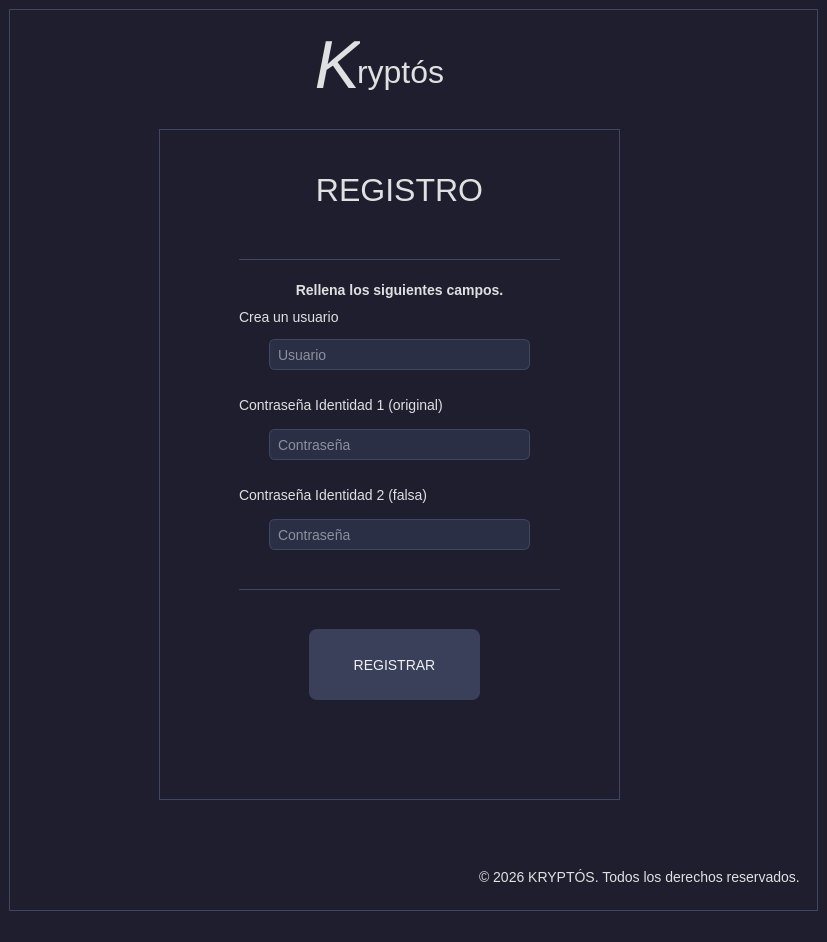
This is app/ui/sesion_ui/registro_mainwindow_ui.ui in DanielC027/modular-escritorio as Qt 5 draws it before an edit. The edited form follows.
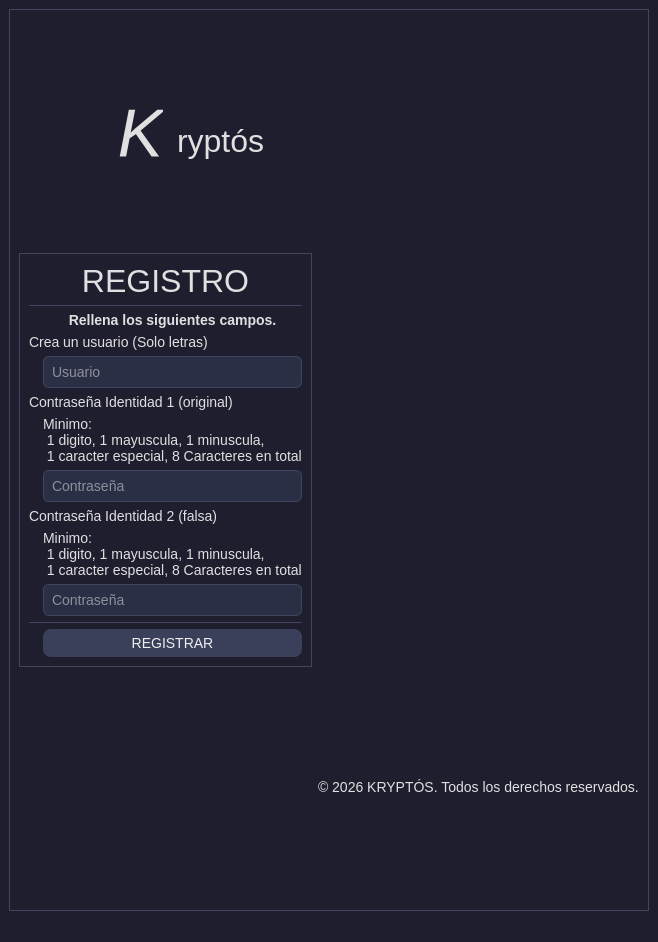
This is the edited form. Icons and pictures are not drawn.

Commit message: chng: window size of session and sign in changed

What changed in the file:
```diff
--- a/app/ui/sesion_ui/registro_mainwindow_ui.ui
+++ b/app/ui/sesion_ui/registro_mainwindow_ui.ui
@@ -9,7 +9,7 @@
    <rect>
     <x>0</x>
     <y>0</y>
-    <width>827</width>
+    <width>655</width>
     <height>942</height>
    </rect>
   </property>
@@ -140,84 +140,66 @@
       <property name="title">
        <string/>
       </property>
+      <layout class="QGridLayout" name="gridLayout_2">
+       <item row="0" column="0">
+        <widget class="QLabel" name="label_28">
+         <property name="font">
+          <font>
+           <family>Segoe UI</family>
+           <pointsize>-1</pointsize>
+           <italic>true</italic>
+           <bold>false</bold>
+          </font>
+         </property>
+         <property name="styleSheet">
+          <string notr="true">QWidget {
+    background-color: transparent;
+}
+QLabel {
+    font-size: 68px;
+}</string>
+         </property>
+         <property name="text">
+          <string>K</string>
+         </property>
+         <property name="alignment">
+          <set>Qt::AlignmentFlag::AlignRight|Qt::AlignmentFlag::AlignTrailing|Qt::AlignmentFlag::AlignVCenter</set>
+         </property>
+        </widget>
+       </item>
+       <item row="0" column="1">
+        <widget class="QLabel" name="label_27">
+         <property name="font">
+          <font>
+           <family>Segoe UI</family>
+           <pointsize>-1</pointsize>
+          </font>
+         </property>
+         <property name="styleSheet">
+          <string notr="true">QWidget {
+    background-color: transparent;
+}
+ QLabel {
+    font-size: 32px;
+margin-top:15px;
+}</string>
+         </property>
+         <property name="text">
+          <string>ryptós</string>
+         </property>
+         <property name="alignment">
+          <set>Qt::AlignmentFlag::AlignLeading|Qt::AlignmentFlag::AlignLeft|Qt::AlignmentFlag::AlignVCenter</set>
+         </property>
+        </widget>
+       </item>
+       <item row="1" column="0" colspan="2">
       <widget class="QGroupBox" name="groupBox_2">
-       <property name="geometry">
-        <rect>
-         <x>150</x>
-         <y>120</y>
-         <width>461</width>
-         <height>671</height>
-        </rect>
-       </property>
        <property name="title">
         <string/>
        </property>
-       <widget class="QLineEdit" name="contrasena_1_lineEdit">
-        <property name="geometry">
-         <rect>
-          <x>110</x>
-          <y>300</y>
-          <width>261</width>
-          <height>31</height>
-         </rect>
-        </property>
-        <property name="inputMask">
-         <string/>
-        </property>
-        <property name="text">
-         <string/>
-        </property>
-        <property name="maxLength">
-         <number>30</number>
-        </property>
-        <property name="echoMode">
-         <enum>QLineEdit::EchoMode::Password</enum>
-        </property>
-        <property name="placeholderText">
-         <string>Contraseña</string>
-        </property>
-        <property name="clearButtonEnabled">
-         <bool>false</bool>
-        </property>
-       </widget>
-       <widget class="QLineEdit" name="usuario_lineEdit">
-        <property name="geometry">
-         <rect>
-          <x>110</x>
-          <y>210</y>
-          <width>261</width>
-          <height>31</height>
-         </rect>
-        </property>
-        <property name="text">
-         <string/>
-        </property>
-        <property name="placeholderText">
-         <string>Usuario</string>
-        </property>
-       </widget>
-       <widget class="QPushButton" name="registrar_pushButton">
-        <property name="geometry">
-         <rect>
-          <x>150</x>
-          <y>500</y>
-          <width>171</width>
-          <height>71</height>
-         </rect>
-        </property>
-        <property name="text">
-         <string>REGISTRAR</string>
-        </property>
-       </widget>
+         <layout class="QFormLayout" name="formLayout">
+          <item row="0" column="0" colspan="2">
        <widget class="QLabel" name="label">
-        <property name="geometry">
-         <rect>
-          <x>80</x>
-          <y>40</y>
-          <width>321</width>
-          <height>41</height>
-         </rect>
-        </property>
         <property name="font">
          <font>
           <family>Segoe UI</family>
@@ -236,15 +218,9 @@
          <set>Qt::AlignmentFlag::AlignCenter</set>
         </property>
        </widget>
+          </item>
+          <item row="1" column="0" colspan="2">
        <widget class="Line" name="line">
-        <property name="geometry">
-         <rect>
-          <x>80</x>
-          <y>130</y>
-          <width>321</width>
-          <height>1</height>
-         </rect>
-        </property>
         <property name="styleSheet">
          <string notr="true">QFrame {
     border: none;
@@ -256,15 +232,33 @@
          <enum>Qt::Orientation::Horizontal</enum>
         </property>
        </widget>
+          </item>
+          <item row="2" column="1">
+           <widget class="QLabel" name="label_8">
+            <property name="font">
+             <font>
+              <family>Segoe UI</family>
+              <pointsize>-1</pointsize>
+              <bold>true</bold>
+             </font>
+            </property>
+            <property name="text">
+             <string>Rellena los siguientes campos.</string>
+            </property>
+            <property name="alignment">
+             <set>Qt::AlignmentFlag::AlignCenter</set>
+            </property>
+           </widget>
+          </item>
+          <item row="3" column="0" colspan="2">
+           <widget class="QLabel" name="label_7">
+            <property name="text">
+             <string>Crea un usuario (Solo letras)</string>
+            </property>
+           </widget>
+          </item>
+          <item row="4" column="0">
        <widget class="QLabel" name="label_2">
-        <property name="geometry">
-         <rect>
-          <x>80</x>
-          <y>210</y>
-          <width>21</width>
-          <height>21</height>
-         </rect>
-        </property>
         <property name="text">
          <string/>
         </property>
@@ -275,80 +269,98 @@
          <bool>true</bool>
         </property>
        </widget>
-       <widget class="QLabel" name="label_3">
-        <property name="geometry">
-         <rect>
-          <x>80</x>
-          <y>300</y>
-          <width>21</width>
-          <height>21</height>
-         </rect>
-        </property>
+          </item>
+          <item row="4" column="1">
+           <widget class="QLineEdit" name="usuario_lineEdit">
         <property name="text">
          <string/>
         </property>
-        <property name="pixmap">
-         <pixmap resource="../../../recursos/recursos.qrc">:/iconos/iconos/inicio_sesion/password.svg</pixmap>
-        </property>
-        <property name="scaledContents">
-         <bool>true</bool>
-        </property>
-       </widget>
-       <widget class="Line" name="line_2">
-        <property name="geometry">
-         <rect>
-          <x>80</x>
-          <y>460</y>
-          <width>321</width>
-          <height>1</height>
-         </rect>
-        </property>
-        <property name="styleSheet">
-         <string notr="true">QFrame {
-    border: none;
-    background-color: #3f4662;
-    max-height: 1px;
-}</string>
-        </property>
-        <property name="orientation">
-         <enum>Qt::Orientation::Horizontal</enum>
-        </property>
-       </widget>
+            <property name="placeholderText">
+             <string>Usuario</string>
+            </property>
+           </widget>
+          </item>
+          <item row="5" column="0" colspan="2">
        <widget class="QLabel" name="label_4">
-        <property name="geometry">
-         <rect>
-          <x>80</x>
-          <y>265</y>
-          <width>221</width>
-          <height>21</height>
-         </rect>
-        </property>
         <property name="text">
          <string>Contraseña Identidad 1 (original)</string>
         </property>
        </widget>
+          </item>
+          <item row="6" column="1">
+           <widget class="QLabel" name="label_10">
+            <property name="font">
+             <font>
+              <family>Segoe UI</family>
+              <pointsize>-1</pointsize>
+             </font>
+            </property>
+            <property name="text">
+             <string>Minimo: 
+ 1 digito, 1 mayuscula, 1 minuscula,
+ 1 caracter especial, 8 Caracteres en total</string>
+            </property>
+           </widget>
+          </item>
+          <item row="7" column="0">
+           <widget class="QLabel" name="label_3">
+            <property name="text">
+             <string/>
+            </property>
+            <property name="pixmap">
+             <pixmap resource="../../../recursos/recursos.qrc">:/iconos/iconos/inicio_sesion/password.svg</pixmap>
+            </property>
+            <property name="scaledContents">
+             <bool>true</bool>
+            </property>
+           </widget>
+          </item>
+          <item row="7" column="1">
+           <widget class="QLineEdit" name="contrasena_1_lineEdit">
+            <property name="inputMask">
+             <string/>
+            </property>
+            <property name="text">
+             <string/>
+            </property>
+            <property name="maxLength">
+             <number>30</number>
+            </property>
+            <property name="echoMode">
+             <enum>QLineEdit::EchoMode::Password</enum>
+            </property>
+            <property name="placeholderText">
+             <string>Contraseña</string>
+            </property>
+            <property name="clearButtonEnabled">
+             <bool>false</bool>
+            </property>
+           </widget>
+          </item>
+          <item row="8" column="0" colspan="2">
        <widget class="QLabel" name="label_5">
-        <property name="geometry">
-         <rect>
-          <x>80</x>
-          <y>355</y>
-          <width>201</width>
-          <height>21</height>
-         </rect>
-        </property>
         <property name="text">
          <string>Contraseña Identidad 2 (falsa)</string>
         </property>
        </widget>
+          </item>
+          <item row="9" column="1">
+           <widget class="QLabel" name="label_11">
+            <property name="font">
+             <font>
+              <family>Segoe UI</family>
+              <pointsize>-1</pointsize>
+             </font>
+            </property>
+            <property name="text">
+             <string>Minimo: 
+ 1 digito, 1 mayuscula, 1 minuscula,
+ 1 caracter especial, 8 Caracteres en total</string>
+            </property>
+           </widget>
+          </item>
+          <item row="10" column="0">
        <widget class="QLabel" name="label_6">
-        <property name="geometry">
-         <rect>
-          <x>80</x>
-          <y>390</y>
-          <width>21</width>
-          <height>21</height>
-         </rect>
-        </property>
         <property name="text">
          <string/>
         </property>
@@ -359,15 +371,9 @@
          <bool>true</bool>
         </property>
        </widget>
+          </item>
+          <item row="10" column="1">
        <widget class="QLineEdit" name="contrasena_2_lineEdit">
-        <property name="geometry">
-         <rect>
-          <x>110</x>
-          <y>390</y>
-          <width>261</width>
-          <height>31</height>
-         </rect>
-        </property>
         <property name="inputMask">
          <string/>
         </property>
@@ -387,119 +393,39 @@
          <bool>false</bool>
         </property>
        </widget>
-       <widget class="QLabel" name="label_7">
-        <property name="geometry">
-         <rect>
-          <x>80</x>
-          <y>180</y>
-          <width>121</width>
-          <height>16</height>
-         </rect>
-        </property>
-        <property name="text">
-         <string>Crea un usuario</string>
-        </property>
-       </widget>
-       <widget class="QLabel" name="label_8">
-        <property name="geometry">
-         <rect>
-          <x>130</x>
-          <y>150</y>
-          <width>221</width>
-          <height>21</height>
-         </rect>
-        </property>
-        <property name="font">
-         <font>
-          <family>Segoe UI</family>
-          <pointsize>-1</pointsize>
-          <bold>true</bold>
-         </font>
-        </property>
-        <property name="text">
-         <string>Rellena los siguientes campos.</string>
-        </property>
-        <property name="alignment">
-         <set>Qt::AlignmentFlag::AlignCenter</set>
-        </property>
-       </widget>
-      </widget>
-      <widget class="QLabel" name="label_28">
-       <property name="geometry">
-        <rect>
-         <x>250</x>
-         <y>10</y>
-         <width>101</width>
-         <height>91</height>
-        </rect>
-       </property>
-       <property name="font">
-        <font>
-         <family>Segoe UI</family>
-         <pointsize>-1</pointsize>
-         <italic>true</italic>
-         <bold>false</bold>
-        </font>
-       </property>
+          </item>
+          <item row="11" column="0" colspan="2">
+           <widget class="Line" name="line_2">
        <property name="styleSheet">
-        <string notr="true">QWidget {
-    background-color: transparent;
-}
-QLabel {
-    font-size: 68px;
+             <string notr="true">QFrame {
+    border: none;
+    background-color: #3f4662;
+    max-height: 1px;
 }</string>
        </property>
-       <property name="text">
-        <string>K</string>
-       </property>
-       <property name="alignment">
-        <set>Qt::AlignmentFlag::AlignRight|Qt::AlignmentFlag::AlignTrailing|Qt::AlignmentFlag::AlignVCenter</set>
-       </property>
-      </widget>
-      <widget class="QLabel" name="label_27">
-       <property name="geometry">
-        <rect>
-         <x>340</x>
-         <y>10</y>
-         <width>101</width>
-         <height>91</height>
-        </rect>
-       </property>
-       <property name="font">
-        <font>
-         <family>Segoe UI</family>
-         <pointsize>-1</pointsize>
-        </font>
-       </property>
-       <property name="styleSheet">
-        <string notr="true">QWidget {
-    background-color: transparent;
-}
- QLabel {
-    font-size: 32px;
-margin-top:15px;
-}</string>
-       </property>
+            <property name="orientation">
+             <enum>Qt::Orientation::Horizontal</enum>
+            </property>
+           </widget>
+          </item>
+          <item row="12" column="1">
+           <widget class="QPushButton" name="registrar_pushButton">
        <property name="text">
-        <string>ryptós</string>
-       </property>
-       <property name="alignment">
-        <set>Qt::AlignmentFlag::AlignLeading|Qt::AlignmentFlag::AlignLeft|Qt::AlignmentFlag::AlignVCenter</set>
-       </property>
-      </widget>
+             <string>REGISTRAR</string>
+            </property>
+           </widget>
+          </item>
+         </layout>
+        </widget>
+       </item>
+       <item row="2" column="2">
       <widget class="QLabel" name="label_9">
-       <property name="geometry">
-        <rect>
-         <x>470</x>
-         <y>860</y>
-         <width>321</width>
-         <height>16</height>
-        </rect>
-       </property>
        <property name="text">
         <string>© 2026 KRYPTÓS. Todos los derechos reservados.</string>
        </property>
       </widget>
+       </item>
+      </layout>
      </widget>
     </item>
    </layout>
```
Lines whose indentation alone changed are shown as unchanged. The commit also changes 3 other files.
